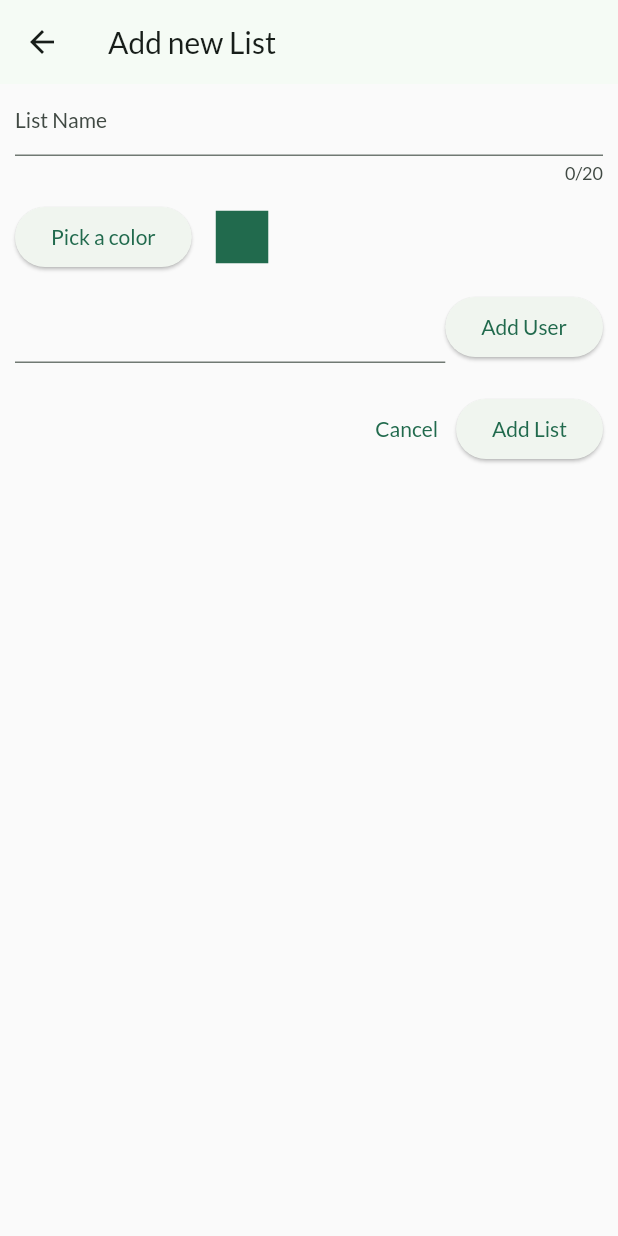
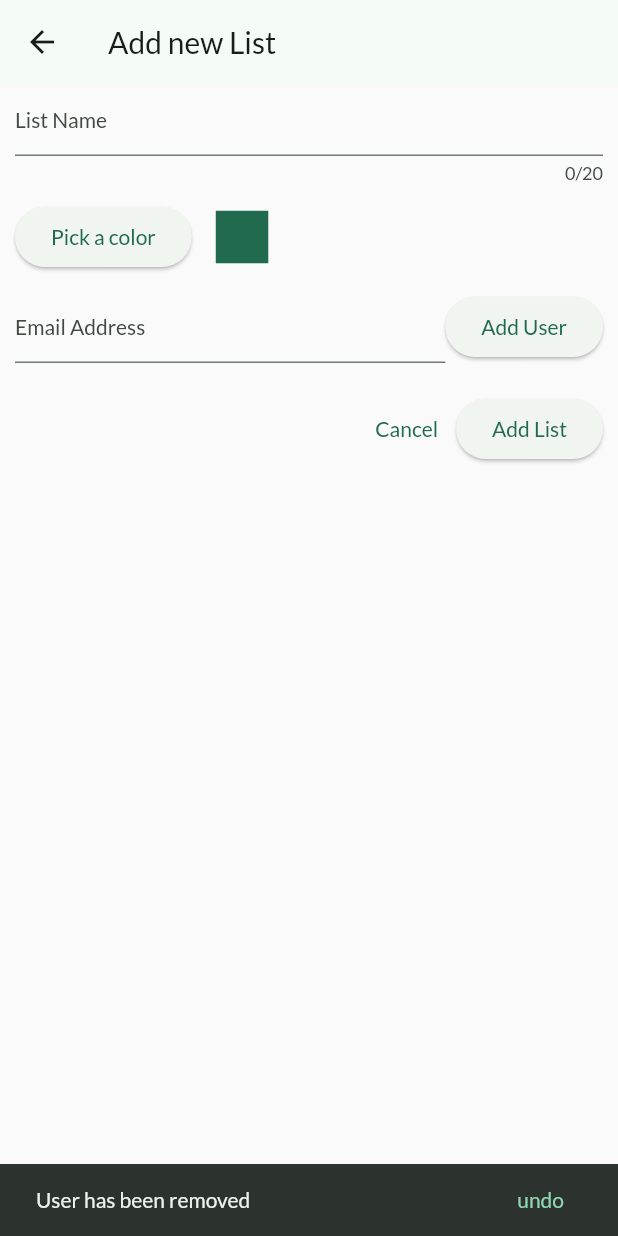
Before and after one commit to BenAuerDev/flashlist-POC, a Flutter app: the GroupForm screen opened directly, after a tap on "Add User", after a tap on the "delete" icon, on a phone screen of 412 x 824 dp. Run offline on Flutter 3.47's test engine with Material 2 defaults, Android fonts, the phone set to English and light mode, and no system bars; our stand-ins replace cloud_firestore, firebase_auth, firebase_core, firebase_storage, flutter_colorpicker, flutter_hooks and 3 more; accounts and stored records are empty; generated files the repository leaves out were written again; network calls fail.

Commit message:
refactor user_picker
- the user objects are now returned from the user-db-method instead of calling Firestore.instance directly
- the same goes for addUser
- addUser now returns a scaffold message when no user is found
- and when a user is removed from the editors array the scaffold message holds an undo-option
- the ui-list of editors now shows a avatar with the user image and a headline

```diff
--- a/lib/widgets/custom_inputs/user_picker.dart
+++ b/lib/widgets/custom_inputs/user_picker.dart
@@ -1,4 +1,5 @@
 import 'package:brainstorm_array/models/group.dart';
+import 'package:brainstorm_array/providers/providers.dart';
 import 'package:cloud_firestore/cloud_firestore.dart';
 import 'package:flutter/material.dart';
 import 'package:flutter_hooks/flutter_hooks.dart';
@@ -22,39 +23,63 @@ class UserPicker extends HookConsumerWidget {
     final editors = useState([]);
 
     getEditorUserObjects() async {
-      return await FirebaseFirestore.instance
-          .collection('users')
-          .where('uid', whereIn: group?.permissions['editors'])
-          .get();
+      final uidList = group!.permissions['editors'];
+      final userObjects =
+          await ref.read(firestoreServiceProvider).getUsersByUid(uidList);
+
+      editors.value = userObjects;
     }
 
     useEffect(() {
       if (group != null && group?.permissions['editors'].isNotEmpty) {
-        // TODO: There must be a better way than this
-        getEditorUserObjects().then((value) {
-          editors.value = value.docs.map((doc) => doc.data()).toList();
-        });
+        getEditorUserObjects();
       }
       return null;
     }, []);
 
+    void showSnackbar(String message, SnackBarAction? action) {
+      ScaffoldMessenger.of(context).clearSnackBars();
+      ScaffoldMessenger.of(context).showSnackBar(
+        SnackBar(
+          action: action,
+          content: Text(message),
+        ),
+      );
+    }
+
     void addUser() async {
-      final user = await FirebaseFirestore.instance
-          .collection('users')
-          .where('email', isEqualTo: emailController.text)
-          .snapshots()
-          .first
-          .then((value) => value.docs.first.data());
+      final user = await ref
+          .read(firestoreServiceProvider)
+          .getUserByEmail(emailController.text);
 
-      editors.value = [...editors.value, user];
-      onSelectEditor(user['uid']);
-
-      emailController.clear();
+      if (user != null) {
+        editors.value = [...editors.value, user];
+        onSelectEditor(user.uid);
+        emailController.clear();
+      } else {
+        showSnackbar(
+          'No user found with that email address, maybe check the spelling?',
+          null,
+        );
+      }
     }
 
     void removeUser(editor) async {
+      final oldState = editors.value;
+
       editors.value = editors.value.where((item) => item != editor).toList();
-      onRemoveEditor(editor['uid']);
+      onRemoveEditor(editor.uid);
+
+      showSnackbar(
+        'User has been removed',
+        SnackBarAction(
+          label: 'undo',
+          onPressed: () {
+            editors.value = oldState;
+            onSelectEditor(editor.uid);
+          },
+        ),
+      );
     }
 
     return Column(
@@ -64,6 +89,9 @@ class UserPicker extends HookConsumerWidget {
             Expanded(
               child: TextField(
                 controller: emailController,
+                decoration: const InputDecoration(
+                  labelText: 'Email Address',
+                ),
               ),
             ),
             ElevatedButton(onPressed: addUser, child: const Text('Add User')),
@@ -74,10 +102,23 @@ class UserPicker extends HookConsumerWidget {
           key: Key(editors.value.length.toString()),
           shrinkWrap: true,
           children: [
+            if (editors.value.isNotEmpty)
+              const Padding(
+                padding: EdgeInsets.symmetric(vertical: 8),
+                child: Text(
+                  'Editors',
+                ),
+              ),
             for (final editor in editors.value)
-              if (editor['uid'] != group?.permissions['editors'])
+              if (editor.uid != group?.permissions['editors'])
                 ListTile(
-                  title: Text(editor['username'] ?? 'No username'),
+                  leading: CircleAvatar(
+                    backgroundImage: NetworkImage(editor.imageUrl ??
+                        'https://cdn.pixabay.com/photo/2015/10/05/22/37/blank-profile-picture-973460_1280.png'),
+                  ),
+                  title: Text(editor.username ?? 'No username'),
+                  dense: true,
+                  contentPadding: const EdgeInsets.only(left: 0.0, right: 0.0),
                   trailing: IconButton(
                     icon: const Icon(Icons.delete),
                     onPressed: () {
```
